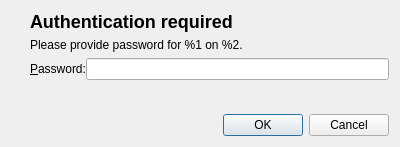
Above: src/Gui/PasswordDialog.ui from jktjkt/trojita before the change. Below: the same form after it.
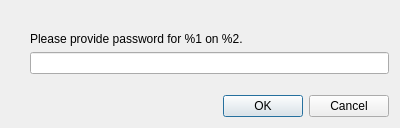
That is the form after the change. Icons and pictures are not drawn. Custom widgets are drawn as their Qt base class.

Commit message:
GUI: make the password input dialog a bit more lightweight
This is very likely a matter of personal preference, but to me this version just
looks better.

The edit to the form file:
```diff
--- a/src/Gui/PasswordDialog.ui
+++ b/src/Gui/PasswordDialog.ui
@@ -7,13 +7,26 @@
     <x>0</x>
     <y>0</y>
     <width>400</width>
-    <height>130</height>
+    <height>128</height>
    </rect>
   </property>
   <property name="windowTitle">
-   <string>Authentication</string>
+   <string>Authentication Required</string>
   </property>
   <layout class="QVBoxLayout" name="verticalLayout">
+   <item>
+    <spacer name="verticalSpacer">
+     <property name="orientation">
+      <enum>Qt::Vertical</enum>
+     </property>
+     <property name="sizeHint" stdset="0">
+      <size>
+       <width>20</width>
+       <height>40</height>
+      </size>
+     </property>
+    </spacer>
+   </item>
    <item>
     <layout class="QGridLayout" name="gridLayout">
      <property name="horizontalSpacing">
@@ -22,29 +35,6 @@
      <property name="verticalSpacing">
       <number>6</number>
      </property>
-     <item row="0" column="0" rowspan="3">
-      <widget class="QLabel" name="iconLabel">
-       <property name="text">
-        <string/>
-       </property>
-       <property name="pixmap">
-        <pixmap resource="../icons.qrc">:/icons/dialog-password.png</pixmap>
-       </property>
-      </widget>
-     </item>
-     <item row="0" column="1">
-      <widget class="QLabel" name="titleLabel">
-       <property name="font">
-        <font>
-         <weight>75</weight>
-         <bold>true</bold>
-        </font>
-       </property>
-       <property name="text">
-        <string>&lt;h2&gt;Authentication required&lt;/h2&gt;</string>
-       </property>
-      </widget>
-     </item>
      <item row="1" column="1">
       <widget class="QLabel" name="descriptionLabel">
        <property name="sizePolicy">
@@ -61,34 +51,30 @@
        </property>
       </widget>
      </item>
+     <item row="0" column="0" rowspan="3">
+      <widget class="QLabel" name="iconLabel">
+       <property name="text">
+        <string/>
+       </property>
+       <property name="pixmap">
+        <pixmap resource="../icons.qrc">:/icons/dialog-password.png</pixmap>
+       </property>
+      </widget>
+     </item>
      <item row="2" column="1">
-      <layout class="QHBoxLayout" name="horizontalLayout">
-       <item>
-        <widget class="QLabel" name="passwordLabel">
-         <property name="text">
-          <string>&amp;Password:</string>
-         </property>
-         <property name="buddy">
-          <cstring>passwordLineEdit</cstring>
-         </property>
-        </widget>
-       </item>
-       <item>
-        <widget class="LineEdit" name="passwordLineEdit"/>
-       </item>
-      </layout>
+      <widget class="LineEdit" name="passwordLineEdit"/>
      </item>
     </layout>
    </item>
    <item>
-    <spacer name="verticalSpacer">
+    <spacer name="verticalSpacer_2">
      <property name="orientation">
       <enum>Qt::Vertical</enum>
      </property>
      <property name="sizeHint" stdset="0">
       <size>
-       <width>10</width>
-       <height>0</height>
+       <width>20</width>
+       <height>40</height>
       </size>
      </property>
     </spacer>
```
The commit also changes 3 other files.
